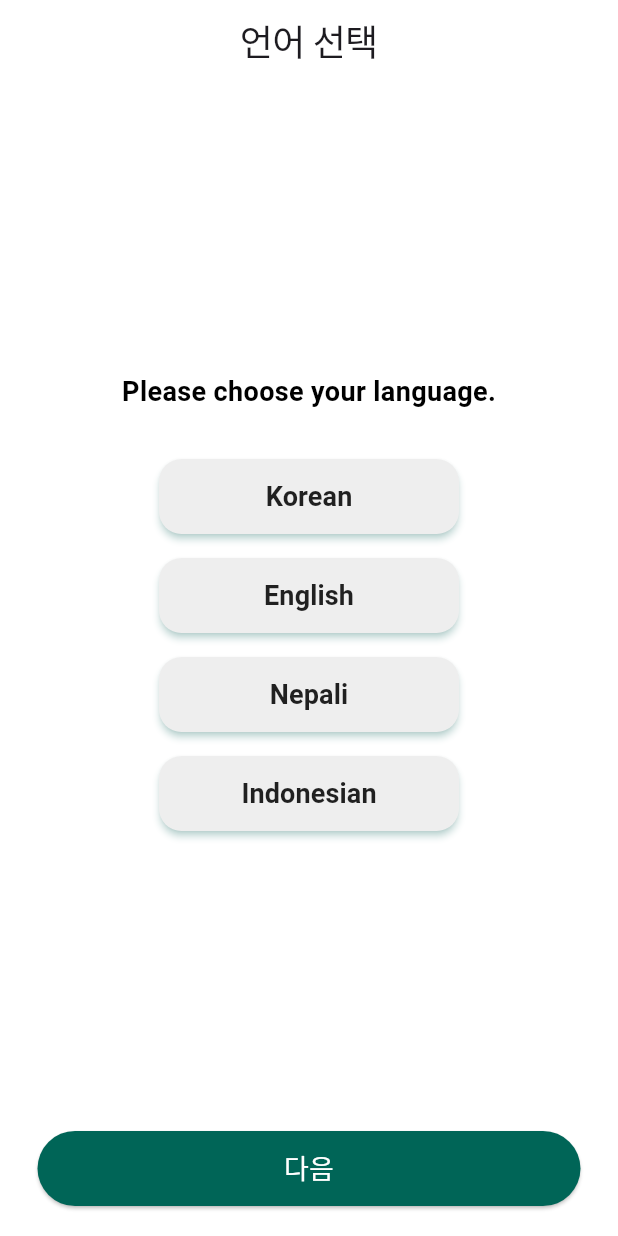
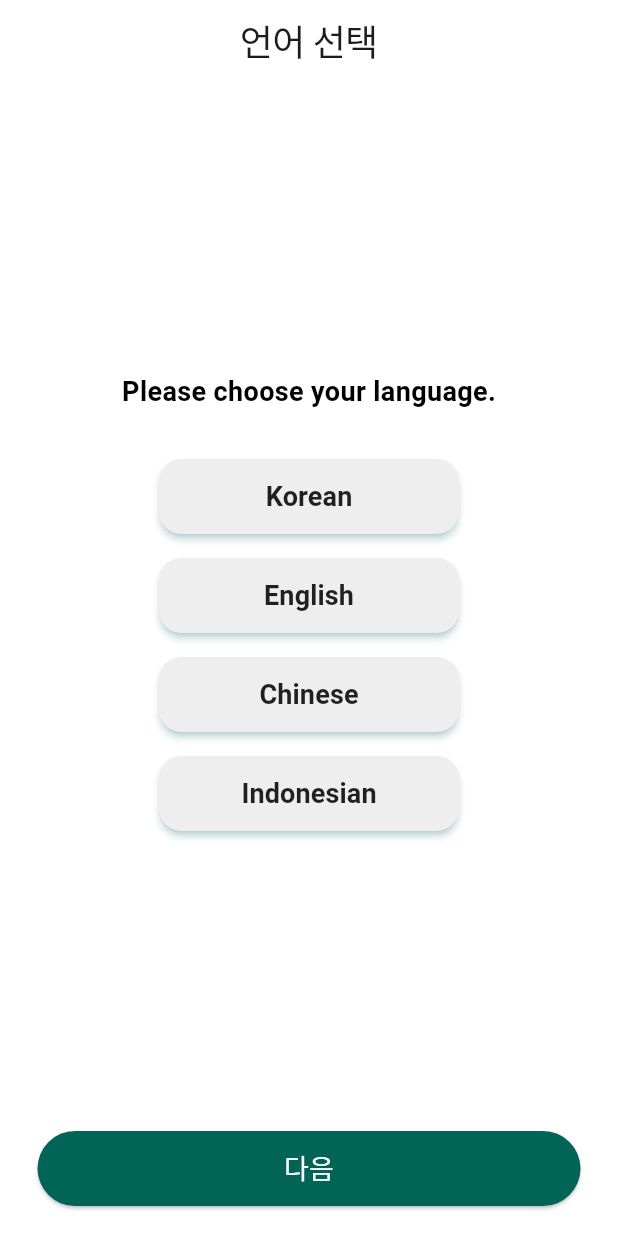
Before and after one commit to translation-jeju/translation-jeju-client, a Flutter app: the screen it shows after launch, on a phone screen of 412 x 824 dp. Run offline on Flutter 3.47's test engine with Material 3 defaults, Android fonts, the phone set to English and light mode, and no system bars; our stand-ins replace dio, flip_card, flutter_dotenv, flutter_riverpod, flutter_svg, flutter_tts and 2 more; generated files the repository leaves out were written again; Roboto replaces fonts that are missing (PretendardSemi).

Commit message:
fix:네팔어를 중국어로 교체

```diff
--- a/lib/main.dart
+++ b/lib/main.dart
@@ -33,7 +33,7 @@ class TranslationApp extends ConsumerWidget {
         // 다언어 설정
         Locale('ko', ''), //한국어
         Locale('en', ''), //영어
-        Locale('ne', ''), //네팔어
+        Locale('zh', ''), //중국어
         Locale('id', ''), //인도네시아어
       ],
       locale: locale,
--- a/lib/presentation/SelectLanguagePage.dart
+++ b/lib/presentation/SelectLanguagePage.dart
@@ -20,7 +20,7 @@ class SelectLanguagePage extends ConsumerWidget {
       appBar: AppBar(
         centerTitle: true,
         title: Text(
-            AppLocalizations.of(context)?.select_language ?? 'Select Language',
+          AppLocalizations.of(context)?.select_language ?? 'Select Language',
           style: FontStyles.largeTitle,
         ),
         backgroundColor: Colors.white,
@@ -89,8 +89,8 @@ class SelectLanguagePage extends ConsumerWidget {
                 shadowColor: Colors.teal.withOpacity(0.5),
                 elevation: selectedLanguage == Language.english ? 10 : 2,
               ),
-              onPressed: () => ref.read(languageProvider.notifier).state =
-                  Language.english,
+              onPressed: () =>
+                  ref.read(languageProvider.notifier).state = Language.english,
               child: const Text(
                 'English',
                 style: TextStyle(
@@ -100,16 +100,16 @@ class SelectLanguagePage extends ConsumerWidget {
               ),
             ),
           ),
-          // Nepali Button
+          // Chinese Button
           Padding(
             padding:
                 const EdgeInsets.symmetric(vertical: 8.0, horizontal: 16.0),
             child: ElevatedButton(
               style: ElevatedButton.styleFrom(
-                backgroundColor: selectedLanguage == Language.nepali
+                backgroundColor: selectedLanguage == Language.chinese
                     ? Colors.black
                     : Colors.grey[200],
-                foregroundColor: selectedLanguage == Language.nepali
+                foregroundColor: selectedLanguage == Language.chinese
                     ? Colors.white
                     : Colors.black87,
                 minimumSize: const Size(200, 50),
@@ -117,12 +117,12 @@ class SelectLanguagePage extends ConsumerWidget {
                   borderRadius: BorderRadius.circular(15),
                 ),
                 shadowColor: Colors.teal.withOpacity(0.5),
-                elevation: selectedLanguage == Language.nepali ? 10 : 2,
+                elevation: selectedLanguage == Language.chinese ? 10 : 2,
               ),
               onPressed: () =>
-                  ref.read(languageProvider.notifier).state = Language.nepali,
+                  ref.read(languageProvider.notifier).state = Language.chinese,
               child: const Text(
-                'Nepali',
+                'Chinese',
                 style: TextStyle(
                   fontSize: 18,
                   fontWeight: FontWeight.bold,
--- a/lib/riverpod/language_provider.dart
+++ b/lib/riverpod/language_provider.dart
@@ -1,7 +1,7 @@
 import 'package:flutter_riverpod/flutter_riverpod.dart';
 import 'package:flutter/material.dart';
 
-enum Language { korean, english, nepali, indonesian }
+enum Language { korean, english, chinese, indonesian }
 
 final languageProvider = StateProvider<Language?>((ref) => null);
 
@@ -11,8 +11,8 @@ Locale getLocaleFromLanguage(Language language) {
       return const Locale('ko');
     case Language.english:
       return const Locale('en');
-    case Language.nepali:
-      return const Locale('ne');
+    case Language.chinese:
+      return const Locale('zh');
     case Language.indonesian:
       return const Locale('id');
     default:
--- a/lib/riverpod/speech_provider.dart
+++ b/lib/riverpod/speech_provider.dart
@@ -29,8 +29,8 @@ class SpeechNotifier extends ChangeNotifier {
         return 'ko_KR';
       case Language.english:
         return 'en_US';
-      case Language.nepali:
-        return 'ne_NP';
+      case Language.chinese:
+        return 'zh_CN';
       case Language.indonesian:
         return 'id_ID';
       default:
```
